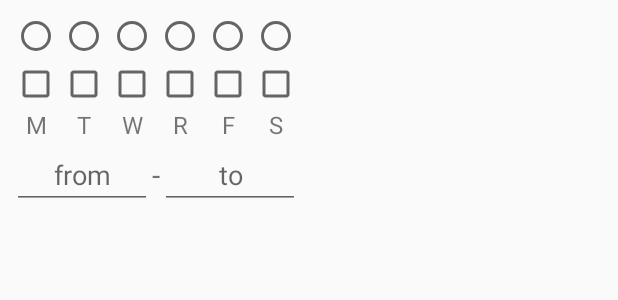
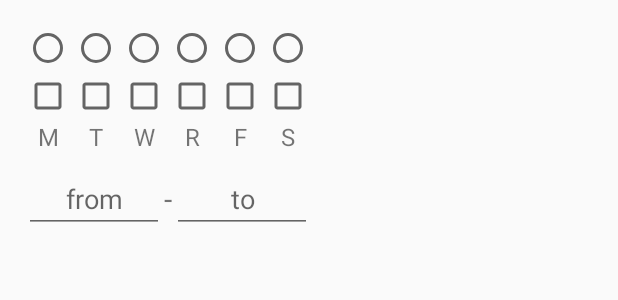
Before and after one commit to izzyalonso/OfficeHours-Android, an Android app: the layout activity_range_recurrence_picker.xml on its own in the app's theme, with its tools: preview values and no code run, on a phone screen of 412 x 824 dp. Shown: the top 300 px of the screen. Run offline under Robolectric (Android 15) with nearby library versions, the phone set to English and light mode, and no system bars.

```diff
--- a/app/src/main/java/org/tndata/officehours/activity/NewCourseActivity.java
+++ b/app/src/main/java/org/tndata/officehours/activity/NewCourseActivity.java
@@ -1,7 +1,6 @@
 package org.tndata.officehours.activity;
 
 import android.app.DatePickerDialog;
-import android.content.Intent;
 import android.databinding.DataBindingUtil;
 import android.os.Bundle;
 import android.support.annotation.Nullable;
@@ -47,7 +46,7 @@ public class NewCourseActivity extends AppCompatActivity implements View.OnClick
     public void onClick(View view){
         switch (view.getId()){
             case R.id.new_course_time:
-                startActivity(new Intent(this, RangeRecurrencePickerActivity.class));
+                startActivity(RangeRecurrencePickerActivity.getIntent(this, true));
                 break;
 
             case R.id.new_course_expiration:
--- a/app/src/main/res/layout/activity_range_recurrence_picker.xml
+++ b/app/src/main/res/layout/activity_range_recurrence_picker.xml
@@ -5,7 +5,7 @@
         android:orientation="vertical"
         android:layout_width="wrap_content"
         android:layout_height="wrap_content"
-        android:layout_margin="8dp"
+        android:layout_margin="16dp"
         android:gravity="center_horizontal" >
 
         <LinearLayout
@@ -149,6 +149,7 @@
             android:orientation="horizontal"
             android:layout_width="match_parent"
             android:layout_height="wrap_content"
+            android:layout_marginTop="8dp"
             android:gravity="center_vertical" >
 
             <EditText
```
Also changed, not shown: app/src/main/java/org/tndata/officehours/activity/RangeRecurrencePickerActivity.java (+26 -1 lines).
